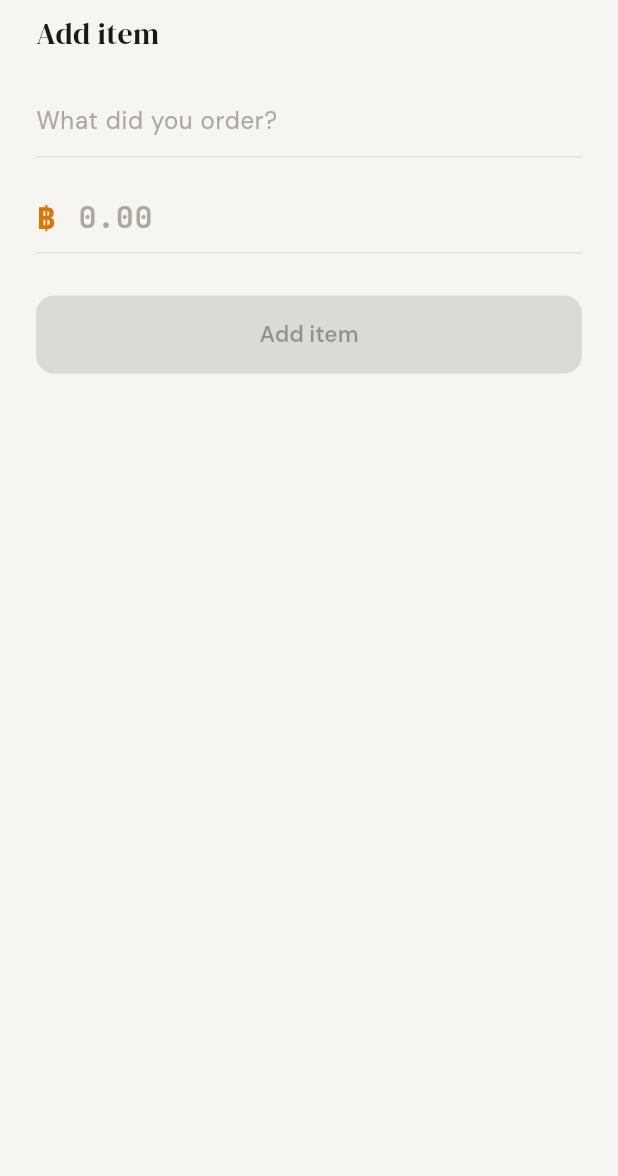
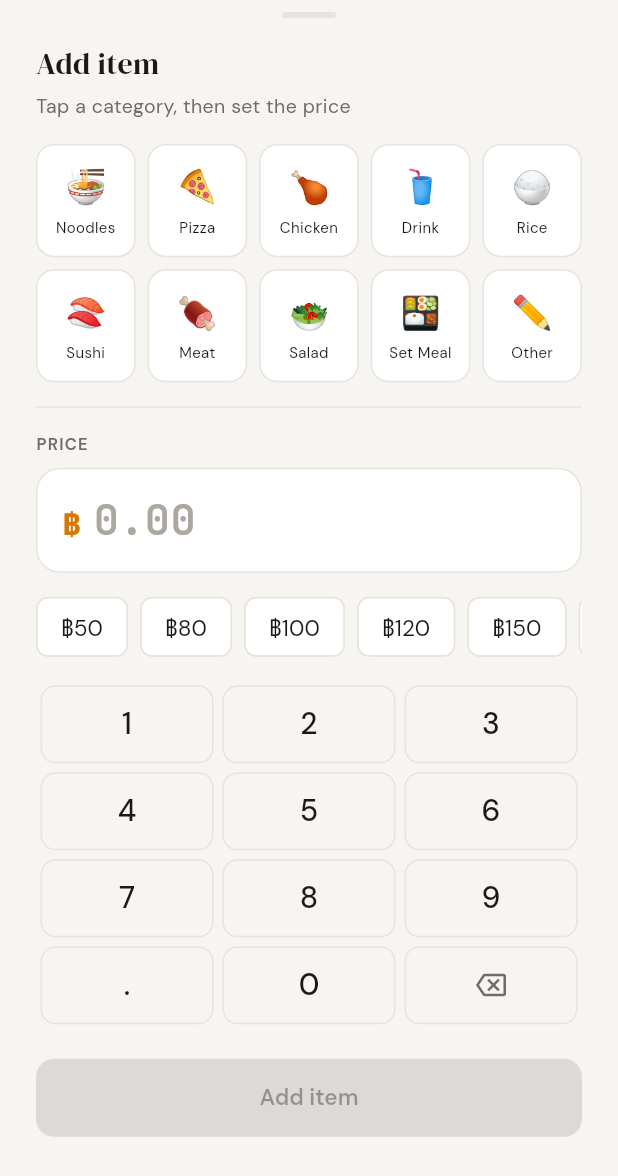
Before and after one commit to Kanthi6731503004/QuickSplit, a Flutter app: the AddItemSheet widget shown alone on an empty page, opened directly, on a phone screen of 412 x 824 dp. Shown: the top 1176 px of the screen. Run offline on Flutter 3.47's test engine with Material 3 defaults, Android fonts, the phone set to English and light mode, and no system bars; our stand-ins replace confetti, flutter_slidable, go_router, google_fonts, lucide_icons, share_plus and 2 more; accounts and stored records are empty.

Commit message:
feat: make app fully anti-typing
- add_item_sheet: replace name/price text fields with FoodPresetGrid +
  PriceDisplay + PricePresetChips + PriceNumpad; no system keyboard needed
- quick_setup_sheet: replace person name text field with PeopleCountSelector
  (tap 2–8); people auto-named; tap any chip to rename via dialog

Co-Authored-By: Claude Sonnet 4.6 <noreply@anthropic.com>

```diff
--- a/lib/features/bill/widgets/add_item_sheet.dart
+++ b/lib/features/bill/widgets/add_item_sheet.dart
@@ -5,8 +5,11 @@ import 'package:lucide_icons/lucide_icons.dart';
 import 'package:provider/provider.dart';
 import 'package:quicksplit/core/providers/bill_provider.dart';
 import 'package:quicksplit/core/theme/app_theme.dart';
+import 'package:quicksplit/core/widgets/food_preset_grid.dart';
+import 'package:quicksplit/core/widgets/price_numpad.dart';
 
-/// Bottom sheet for adding a new item — keyboard-friendly, clean design.
+/// Bottom sheet for adding a new item — fully tap-based, no keyboard required.
+/// Uses FoodPresetGrid for item name and PriceNumpad for price entry.
 class AddItemSheet extends StatefulWidget {
   const AddItemSheet({super.key});
 
@@ -15,32 +18,19 @@ class AddItemSheet extends StatefulWidget {
 }
 
 class _AddItemSheetState extends State<AddItemSheet> {
-  final _nameController = TextEditingController();
-  final _priceController = TextEditingController();
-  final _nameFocus = FocusNode();
-  final _priceFocus = FocusNode();
+  String _itemName = '';
+  String _priceValue = '';
   final Set<String> _selectedPeople = {};
 
   bool get _isValid =>
-      _nameController.text.trim().isNotEmpty &&
-      _priceController.text.isNotEmpty &&
-      (double.tryParse(_priceController.text) ?? 0) > 0;
-
-  @override
-  void dispose() {
-    _nameController.dispose();
-    _priceController.dispose();
-    _nameFocus.dispose();
-    _priceFocus.dispose();
-    super.dispose();
-  }
+      _itemName.isNotEmpty && (double.tryParse(_priceValue) ?? 0) > 0;
 
   void _addItem() {
     if (!_isValid) return;
     HapticFeedback.lightImpact();
     context.read<BillProvider>().addItem(
-      name: _nameController.text.trim(),
-      price: double.parse(_priceController.text),
+      name: _itemName,
+      price: double.parse(_priceValue),
       assignedUserIds:
           _selectedPeople.isNotEmpty ? _selectedPeople.toList() : null,
     );
@@ -51,99 +41,82 @@ class _AddItemSheetState extends State<AddItemSheet> {
   Widget build(BuildContext context) {
     final isDark = Theme.of(context).brightness == Brightness.dark;
     final provider = context.read<BillProvider>();
+    final dividerColor = isDark ? AppColors.borderDark : AppColors.border;
 
     return DraggableScrollableSheet(
-      initialChildSize: 0.75,
-      minChildSize: 0.5,
+      initialChildSize: 0.92,
+      minChildSize: 0.6,
       maxChildSize: 0.95,
       expand: false,
       builder: (_, scrollCtrl) {
         return SingleChildScrollView(
           controller: scrollCtrl,
-          padding: EdgeInsets.only(
-            left: 24,
-            right: 24,
-            top: 8,
-            bottom: MediaQuery.of(context).viewInsets.bottom + 32,
-          ),
+          padding: const EdgeInsets.fromLTRB(24, 8, 24, 32),
           child: Column(
             crossAxisAlignment: CrossAxisAlignment.stretch,
             children: [
+              // Handle bar
+              Center(
+                child: Container(
+                  width: 36,
+                  height: 4,
+                  margin: const EdgeInsets.only(bottom: 16),
+                  decoration: BoxDecoration(
+                    color: dividerColor,
+                    borderRadius: BorderRadius.circular(2),
+                  ),
+                ),
+              ),
+
               Text(
                 'Add item',
                 style: GoogleFonts.dmSerifDisplay(fontSize: 20),
               ),
-              const SizedBox(height: 20),
+              const SizedBox(height: 4),
+              Text(
+                'Tap a category, then set the price',
+                style: GoogleFonts.dmSans(
+                  fontSize: 13,
+                  color: isDark
+                      ? AppColors.textSecondaryDark
+                      : AppColors.textSecondary,
+                ),
+              ),
+              const SizedBox(height: 16),
 
-              // ── Name field ──
-              TextField(
-                controller: _nameController,
-                focusNode: _nameFocus,
-                style: GoogleFonts.dmSans(
-                  fontSize: 16,
-                  color: isDark
-                      ? AppColors.textPrimaryDark
-                      : AppColors.textPrimary,
-                ),
-                decoration: InputDecoration(
-                  hintText: 'What did you order?',
-                  hintStyle: GoogleFonts.dmSans(
-                    fontSize: 16,
-                    color: isDark
-                        ? AppColors.textMutedDark
-                        : AppColors.textMuted,
-                  ),
-                ),
-                textInputAction: TextInputAction.next,
-                textCapitalization: TextCapitalization.words,
-                onSubmitted: (_) => _priceFocus.requestFocus(),
-                onChanged: (_) => setState(() {}),
+              // ── Food preset grid ──
+              FoodPresetGrid(
+                selectedName: _itemName.isEmpty ? null : _itemName,
+                onSelected: (name) => setState(() => _itemName = name),
               ),
 
               const SizedBox(height: 16),
+              Divider(color: dividerColor, height: 1),
+              const SizedBox(height: 16),
 
-              // ── Price field ──
-              TextField(
-                controller: _priceController,
-                focusNode: _priceFocus,
-                style: AppTheme.amountStyle(
-                  size: 20,
-                  color: isDark
-                      ? AppColors.textPrimaryDark
-                      : AppColors.textPrimary,
-                ),
-                decoration: InputDecoration(
-                  prefixIcon: Padding(
-                    padding: const EdgeInsets.only(bottom: 0),
-                    child: Text(
-                      '฿',
-                      style: AppTheme.amountStyle(
-                        size: 20,
-                        color: AppColors.accent,
-                      ),
-                    ),
-                  ),
-                  prefixIconConstraints:
-                      const BoxConstraints(minWidth: 24, minHeight: 0),
-                  hintText: '0.00',
-                  hintStyle: AppTheme.amountStyle(
-                    size: 20,
-                    color: isDark
-                        ? AppColors.textMutedDark
-                        : AppColors.textMuted,
-                  ),
-                ),
-                keyboardType:
-                    const TextInputType.numberWithOptions(decimal: true),
-                textInputAction: TextInputAction.done,
-                onSubmitted: (_) => _addItem(),
-                onChanged: (_) => setState(() {}),
+              // ── Price section ──
+              Text(
+                'PRICE',
+                style: Theme.of(context).textTheme.labelSmall,
               ),
-
-              const SizedBox(height: 20),
+              const SizedBox(height: 8),
+              PriceDisplay(priceValue: _priceValue),
+              const SizedBox(height: 12),
+              PricePresetChips(
+                priceValue: _priceValue,
+                onSelected: (v) => setState(() => _priceValue = v),
+              ),
+              const SizedBox(height: 12),
+              PriceNumpad(
+                value: _priceValue,
+                onChanged: (v) => setState(() => _priceValue = v),
+              ),
 
               // ── Quick assign ──
               if (provider.people.isNotEmpty) ...[
+                const SizedBox(height: 16),
+                Divider(color: dividerColor, height: 1),
+                const SizedBox(height: 12),
                 Text(
                   'ASSIGN TO',
                   style: Theme.of(context).textTheme.labelSmall,
@@ -172,8 +145,7 @@ class _AddItemSheetState extends State<AddItemSheet> {
                       child: AnimatedContainer(
                         duration: const Duration(milliseconds: 150),
                         height: 36,
-                        padding:
-                            const EdgeInsets.symmetric(horizontal: 10),
+                        padding: const EdgeInsets.symmetric(horizontal: 10),
                         decoration: BoxDecoration(
                           color: isSelected
                               ? color.withValues(alpha: 0.15)
@@ -229,10 +201,9 @@ class _AddItemSheetState extends State<AddItemSheet> {
                     );
                   }).toList(),
                 ),
-                const SizedBox(height: 8),
               ],
 
-              const SizedBox(height: 8),
+              const SizedBox(height: 20),
 
               // ── Add button ──
               ElevatedButton(
```
Also changed, not shown: lib/features/home/widgets/quick_setup_sheet.dart (+192 -215 lines).
